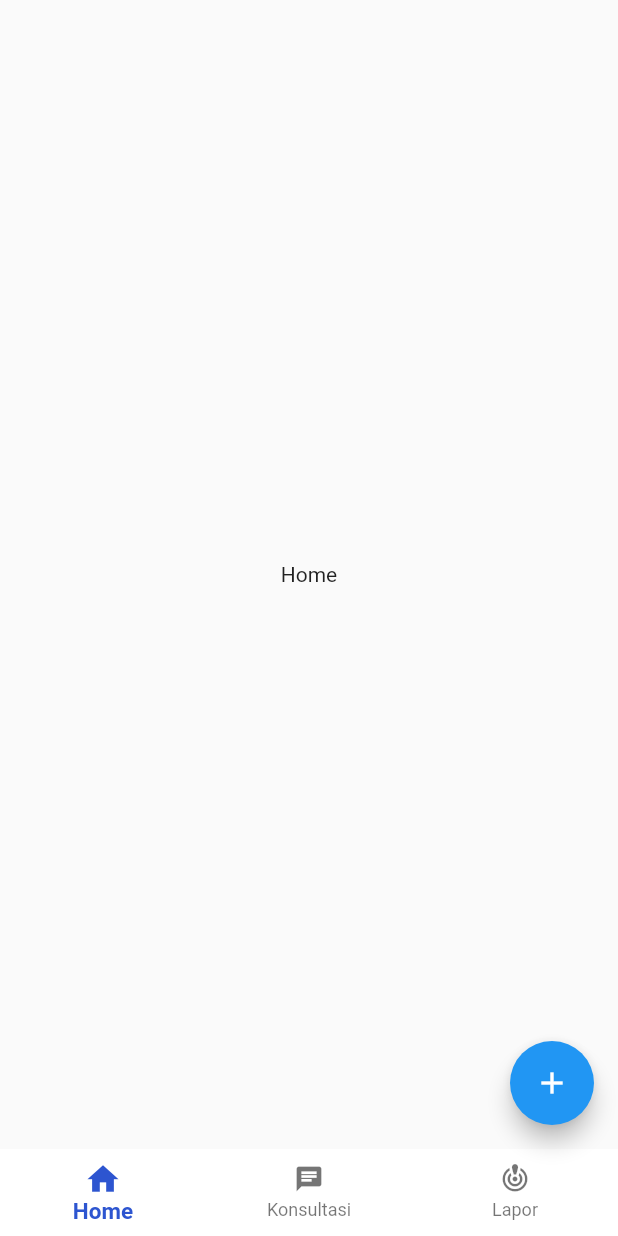
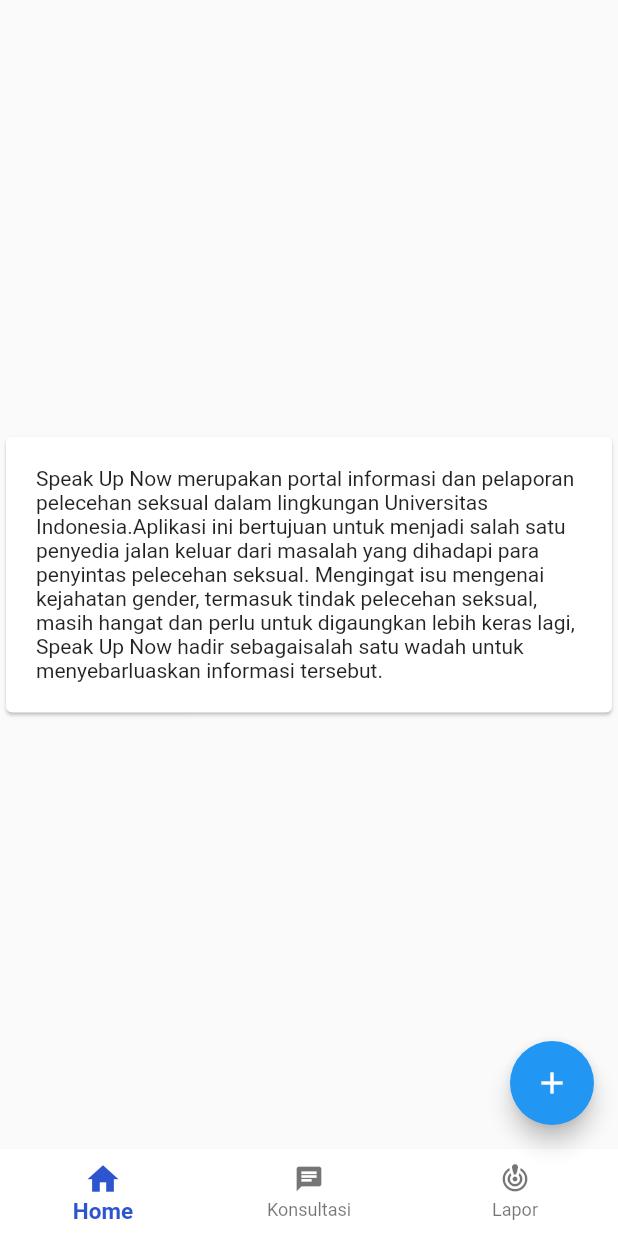
Before and after one commit to IkhlasulHanif/proyek-tugas-akhir, a Flutter app: the screen it shows after launch, on a phone screen of 412 x 824 dp. Run offline on Flutter 3.47's test engine with Material 2 defaults, Android fonts, the phone set to English and light mode, and no system bars; drawn by our look-alikes of flutter_speed_dial; network calls fail.

Commit message:
add expanded floating action button

```diff
--- a/lib/main.dart
+++ b/lib/main.dart
@@ -3,7 +3,7 @@
 import 'package:proyek_tugas_akhir/konsultasi-user/fetch/fetch_data.dart';
 import 'package:proyek_tugas_akhir/konsultasi-user/page/form.dart';
 import 'package:proyek_tugas_akhir/konsultasi-user/page/konsultasi_detail.dart';
-
+import 'package:flutter_speed_dial/flutter_speed_dial.dart';
 import 'konsultasi-user/page/konsultasi_detail.dart';
 import 'konsultasi-user/fetch/fetch_data.dart';
 
@@ -66,8 +66,20 @@
   }
 
   static final List<Widget> _widgetOptions = <Widget>[
-    const Text(
-      'Home',
+    const Card(
+      child: Padding(
+      padding: EdgeInsets.all(20.0),
+      child: Text(
+        'Speak Up Now merupakan portal informasi dan pelaporan '
+        'pelecehan seksual dalam lingkungan Universitas Indonesia.'
+        'Aplikasi ini bertujuan untuk menjadi salah satu penyedia '
+        'jalan keluar dari masalah yang dihadapi para penyintas '
+        'pelecehan seksual. Mengingat isu mengenai kejahatan gender, '
+        'termasuk tindak pelecehan seksual, masih hangat dan perlu '
+        'untuk digaungkan lebih keras lagi, Speak Up Now hadir sebagai'
+        'salah satu wadah untuk menyebarluaskan informasi tersebut.',
+        ),
+      )
     ),
     Scaffold(
       appBar: AppBar(
@@ -214,14 +226,27 @@
     return Scaffold(
       body: Center(child: _widgetOptions.elementAt(_selectedIndex)),
 
-      floatingActionButton: FloatingActionButton(
-        onPressed: () {
-          Navigator.pushReplacement(
-            context,
-            MaterialPageRoute(
-                builder: (context) => const MyFormPage()));
-          },
+      floatingActionButton: SpeedDial(
         child: const Icon(Icons.add),
+        children: [
+          SpeedDialChild(
+            child: const Icon(Icons.insert_comment),
+            label: "Consultation",
+            backgroundColor: primaryColor,
+            onTap: () {
+              Navigator.pushReplacement(
+              context,
+              MaterialPageRoute(
+                  builder: (context) => const MyFormPage()));
+            },
+          ),
+          SpeedDialChild(
+            child: const Icon(Icons.description),
+            backgroundColor: primaryColor,
+            label: "Report",
+            onTap: () {},
+          )
+        ],
       ),
 
       bottomNavigationBar: BottomNavigationBar(
--- a/pubspec.yaml
+++ b/pubspec.yaml
@@ -34,6 +34,7 @@
   intl: ^0.17.0
   main: ^1.0.0
   http: ^0.13.5
+  flutter_speed_dial: ^3.0.5
 
 
   # The following adds the Cupertino Icons font to your application.
```
Also changed, not shown: lib/konsultasi-user/page/form.dart (+6 -6 lines), lib/konsultasi-user/page/konsultasi_summary.dart (+4 -6 lines), pubspec.lock.
